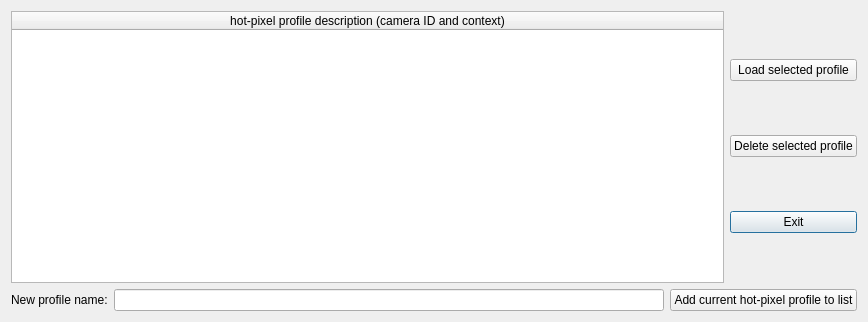
Above: src/pymovie/selectHotPixelProfile.ui from bob-anderson-ok/pymovie before the change. Below: the same form after it.
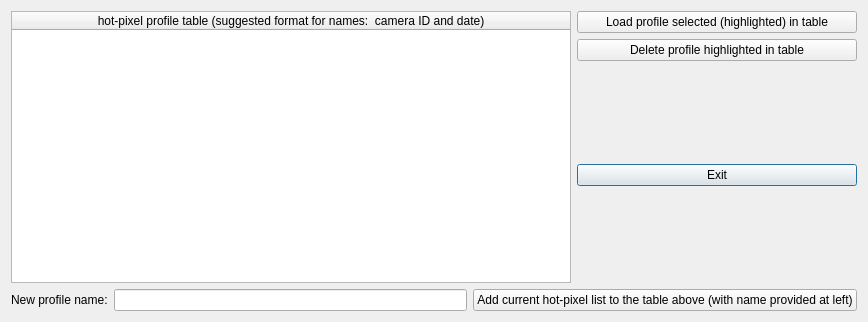
That is the form after the change.

Commit message: 3.7.68x solves resizing problem - improves CCD hot-pixel feature

Diff of the .ui file:
```diff
--- a/src/pymovie/selectHotPixelProfile.ui
+++ b/src/pymovie/selectHotPixelProfile.ui
@@ -31,7 +31,7 @@
          </attribute>
          <column>
           <property name="text">
-           <string>hot-pixel profile description (camera ID and context)</string>
+           <string>hot-pixel profile table (suggested format for names:  camera ID and date)</string>
           </property>
          </column>
         </widget>
@@ -40,18 +40,37 @@
         <layout class="QVBoxLayout" name="verticalLayout">
          <item>
           <widget class="QPushButton" name="loadButton">
+           <property name="minimumSize">
+            <size>
+             <width>280</width>
+             <height>0</height>
+            </size>
+           </property>
            <property name="text">
-            <string>Load selected profile</string>
+            <string>Load profile selected (highlighted) in table</string>
            </property>
           </widget>
          </item>
          <item>
           <widget class="QPushButton" name="deleteButton">
            <property name="text">
-            <string>Delete selected profile</string>
+            <string>Delete profile highlighted in table</string>
            </property>
           </widget>
          </item>
+         <item>
+          <spacer name="verticalSpacer">
+           <property name="orientation">
+            <enum>Qt::Vertical</enum>
+           </property>
+           <property name="sizeHint" stdset="0">
+            <size>
+             <width>20</width>
+             <height>40</height>
+            </size>
+           </property>
+          </spacer>
+         </item>
          <item>
           <widget class="QPushButton" name="exitButton">
            <property name="text">
@@ -62,6 +81,19 @@
            </property>
           </widget>
          </item>
+         <item>
+          <spacer name="verticalSpacer_2">
+           <property name="orientation">
+            <enum>Qt::Vertical</enum>
+           </property>
+           <property name="sizeHint" stdset="0">
+            <size>
+             <width>20</width>
+             <height>40</height>
+            </size>
+           </property>
+          </spacer>
+         </item>
         </layout>
        </item>
       </layout>
@@ -80,8 +112,14 @@
        </item>
        <item>
         <widget class="QPushButton" name="addProfileButton">
+         <property name="minimumSize">
+          <size>
+           <width>360</width>
+           <height>0</height>
+          </size>
+         </property>
          <property name="text">
-          <string>Add current hot-pixel profile to list</string>
+          <string>Add current hot-pixel list to the table above (with name provided at left)</string>
          </property>
         </widget>
        </item>
```
Left out of the diff: 2 changed lines with no effect on the pictures. The commit also changes 6 other files.
